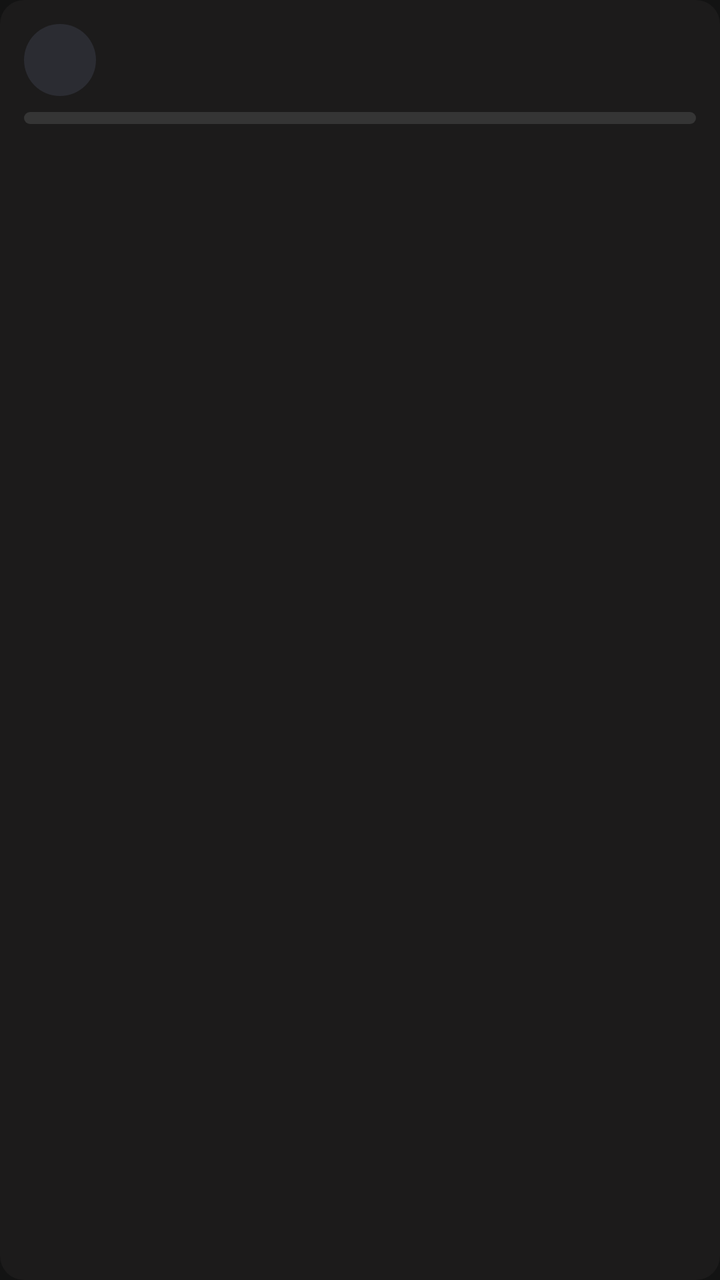
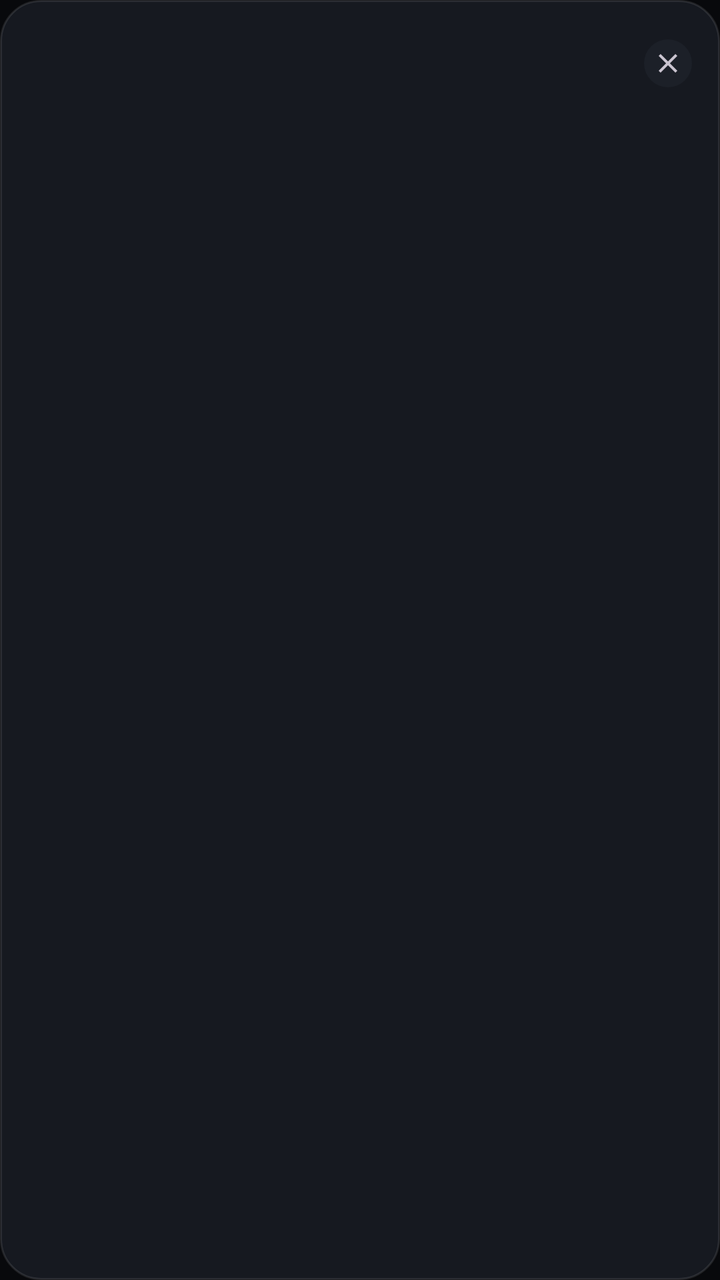

An Android layout rendered at two revisions. The XML below is the earlier revision; the diff shows what the commit changed to produce the second picture.
<!-- AndroidManifest.xml: application theme Theme.HideRecents -->
<!-- res/layout/item_transfer_task.xml -->
<?xml version="1.0" encoding="utf-8"?>
<LinearLayout xmlns:android="http://schemas.android.com/apk/res/android"
    xmlns:app="http://schemas.android.com/apk/res-auto"
    android:layout_width="match_parent"
    android:layout_height="wrap_content"
    android:orientation="vertical"
    android:padding="12dp"
    android:layout_marginBottom="8dp"
    android:background="@drawable/bg_task_card">

    <LinearLayout
        android:layout_width="match_parent"
        android:layout_height="wrap_content"
        android:orientation="horizontal"
        android:gravity="center_vertical">

        <FrameLayout
            android:layout_width="36dp"
            android:layout_height="36dp"
            android:layout_marginEnd="12dp">

            <ImageView
                android:id="@+id/ivTaskIcon"
                android:layout_width="36dp"
                android:layout_height="36dp"
                android:padding="8dp"
                android:background="@drawable/bg_tool_icon_primary"
                app:tint="@color/primary" />
        </FrameLayout>

        <LinearLayout
            android:layout_width="0dp"
            android:layout_height="wrap_content"
            android:layout_weight="1"
            android:orientation="vertical">

            <TextView
                android:id="@+id/tvTaskName"
                android:layout_width="wrap_content"
                android:layout_height="wrap_content"
                android:textSize="14sp"
                android:textColor="@color/on_surface"
                android:maxLines="1"
                android:ellipsize="end" />

            <TextView
                android:id="@+id/tvTaskTarget"
                android:layout_width="wrap_content"
                android:layout_height="wrap_content"
                android:textSize="10sp"
                android:textColor="@color/on_surface_variant"
                android:layout_marginTop="2dp" />
        </LinearLayout>

        <TextView
            android:id="@+id/tvTaskSpeed"
            android:layout_width="wrap_content"
            android:layout_height="wrap_content"
            android:textSize="11sp"
            android:textColor="@color/primary"
            android:textStyle="bold" />
    </LinearLayout>

    <LinearLayout
        android:id="@+id/progressContainer"
        android:layout_width="match_parent"
        android:layout_height="wrap_content"
        android:orientation="vertical"
        android:layout_marginTop="8dp">

        <FrameLayout
            android:layout_width="match_parent"
            android:layout_height="6dp">

            <View
                android:layout_width="match_parent"
                android:layout_height="6dp"
                android:background="@drawable/bg_progress_track" />

            <View
                android:id="@+id/progressBar"
                android:layout_width="0dp"
                android:layout_height="6dp"
                android:background="@drawable/bg_progress_fill" />
        </FrameLayout>

        <LinearLayout
            android:layout_width="match_parent"
            android:layout_height="wrap_content"
            android:orientation="horizontal"
            android:layout_marginTop="4dp">

            <TextView
                android:id="@+id/tvProgressSize"
                android:layout_width="0dp"
                android:layout_height="wrap_content"
                android:layout_weight="1"
                android:textSize="10sp"
                android:textColor="@color/on_surface_variant" />

            <TextView
                android:id="@+id/tvProgressTime"
                android:layout_width="wrap_content"
                android:layout_height="wrap_content"
                android:textSize="10sp"
                android:textColor="@color/on_surface_variant" />
        </LinearLayout>
    </LinearLayout>
</LinearLayout>
<!-- resources referenced by this layout -->
<resources>
  <color name="on_surface">#FFE5E2E1</color>
  <color name="on_surface_variant">#FFC2C6D7</color>
  <color name="primary">#FFB0C6FF</color>
  <!-- drawable bg_progress_fill (drawable) -->
  <?xml version="1.0" encoding="utf-8"?>
  <shape xmlns:android="http://schemas.android.com/apk/res/android"
      android:shape="rectangle">
      <gradient
          android:startColor="#B0C6FF"
          android:endColor="#558DFF"
          android:angle="0" />
      <corners android:radius="3dp" />
  </shape>
  <!-- drawable bg_progress_track (drawable) -->
  <?xml version="1.0" encoding="utf-8"?>
  <shape xmlns:android="http://schemas.android.com/apk/res/android"
      android:shape="rectangle">
      <solid android:color="@color/surface_container_highest" />
      <corners android:radius="3dp" />
  </shape>
  <!-- drawable bg_task_card (drawable) -->
  <?xml version="1.0" encoding="utf-8"?>
  <shape xmlns:android="http://schemas.android.com/apk/res/android"
      android:shape="rectangle">
      <solid android:color="@color/surface_container_low" />
      <corners android:radius="12dp" />
  </shape>
  <!-- drawable bg_tool_icon_primary (drawable) -->
  <?xml version="1.0" encoding="utf-8"?>
  <shape xmlns:android="http://schemas.android.com/apk/res/android">
      <solid android:color="#1AB0C6FF" />
      <corners android:radius="24dp" />
  </shape>
  <style name="Theme.HideRecents" parent="Theme.Material3.Dark.NoActionBar">
          <item name="colorPrimary">@color/primary</item>
          <item name="colorOnPrimary">@color/on_primary</item>
          <item name="colorPrimaryContainer">@color/primary_container</item>
          <item name="colorOnPrimaryContainer">@color/on_surface</item>
          <item name="colorSecondary">@color/secondary</item>
          <item name="colorOnSecondary">@color/on_secondary</item>
          <item name="colorSecondaryContainer">@color/secondary_container</item>
          <item name="colorOnSecondaryContainer">@color/on_secondary_container</item>
          <item name="android:colorBackground">@color/background</item>
          <item name="colorOnBackground">@color/on_surface</item>
          <item name="colorSurface">@color/surface</item>
          <item name="colorOnSurface">@color/on_surface</item>
          <item name="colorSurfaceVariant">@color/surface_variant</item>
          <item name="colorOnSurfaceVariant">@color/on_surface_variant</item>
          <item name="colorError">@color/error</item>
          <item name="colorOnError">@color/on_error</item>
          <item name="android:statusBarColor">@color/background</item>
          <item name="android:navigationBarColor">@color/background</item>
          <item name="android:windowLightStatusBar">false</item>
      </style>
  <color name="surface_container_highest">#FF353535</color>
  <color name="surface_container_low">#FF1C1B1B</color>
  <color name="on_primary">#FF002D6E</color>
  <color name="primary_container">#FF558DFF</color>
  <color name="secondary">#FFBDF4FF</color>
  <color name="on_secondary">#FF00363D</color>
  <color name="secondary_container">#FF00E3FD</color>
  <color name="on_secondary_container">#FF00616D</color>
  <color name="background">#FF131313</color>
  <color name="surface">#FF131313</color>
  <color name="surface_variant">#FF353535</color>
  <color name="error">#FFFFB4AB</color>
  <!-- unchanged entries left out for length: 1 -->
</resources>

<!-- the commit's change to res/layout/item_transfer_task.xml (unified diff, before → after) -->
@@ -1,109 +1,45 @@
 <?xml version="1.0" encoding="utf-8"?>
 <LinearLayout xmlns:android="http://schemas.android.com/apk/res/android"
-    xmlns:app="http://schemas.android.com/apk/res-auto"
     android:layout_width="match_parent"
     android:layout_height="wrap_content"
     android:orientation="vertical"
-    android:padding="12dp"
-    android:layout_marginBottom="8dp"
-    android:background="@drawable/bg_task_card">
+    android:background="@drawable/bg_glass_card"
+    android:padding="14dp"
+    android:layout_marginVertical="4dp">
 
-    <LinearLayout
-        android:layout_width="match_parent"
-        android:layout_height="wrap_content"
-        android:orientation="horizontal"
-        android:gravity="center_vertical">
-
-        <FrameLayout
-            android:layout_width="36dp"
-            android:layout_height="36dp"
-            android:layout_marginEnd="12dp">
-
-            <ImageView
-                android:id="@+id/ivTaskIcon"
-                android:layout_width="36dp"
-                android:layout_height="36dp"
-                android:padding="8dp"
-                android:background="@drawable/bg_tool_icon_primary"
-                app:tint="@color/primary" />
-        </FrameLayout>
-
-        <LinearLayout
-            android:layout_width="0dp"
-            android:layout_height="wrap_content"
-            android:layout_weight="1"
-            android:orientation="vertical">
-
-            <TextView
-                android:id="@+id/tvTaskName"
-                android:layout_width="wrap_content"
-                android:layout_height="wrap_content"
-                android:textSize="14sp"
-                android:textColor="@color/on_surface"
-                android:maxLines="1"
-                android:ellipsize="end" />
-
-            <TextView
-                android:id="@+id/tvTaskTarget"
-                android:layout_width="wrap_content"
-                android:layout_height="wrap_content"
-                android:textSize="10sp"
-                android:textColor="@color/on_surface_variant"
-                android:layout_marginTop="2dp" />
+    <LinearLayout android:layout_width="match_parent" android:layout_height="wrap_content"
+        android:orientation="horizontal" android:gravity="center_vertical">
+        <ImageView android:id="@+id/ivTaskIcon" android:layout_width="28dp" android:layout_height="28dp"
+            android:layout_marginEnd="10dp" />
+        <LinearLayout android:layout_width="0dp" android:layout_height="wrap_content"
+            android:layout_weight="1" android:orientation="vertical">
+            <TextView android:id="@+id/tvTaskName" android:layout_width="wrap_content" android:layout_height="wrap_content"
+                android:textSize="14sp" android:textColor="@color/on_surface" android:maxLines="1" android:ellipsize="end" />
+            <TextView android:id="@+id/tvTaskTarget" android:layout_width="wrap_content" android:layout_height="wrap_content"
+                android:textSize="11sp" android:textColor="@color/on_surface_variant" android:layout_marginTop="2dp" />
         </LinearLayout>
-
-        <TextView
-            android:id="@+id/tvTaskSpeed"
-            android:layout_width="wrap_content"
-            android:layout_height="wrap_content"
-            android:textSize="11sp"
-            android:textColor="@color/primary"
-            android:textStyle="bold" />
+        <TextView android:id="@+id/tvTaskSpeed" android:layout_width="wrap_content" android:layout_height="wrap_content"
+            android:textSize="11sp" android:textColor="@color/primary" android:layout_marginEnd="8dp" />
+        <ImageView android:id="@+id/btnRemove" android:layout_width="24dp" android:layout_height="24dp"
+            android:src="@drawable/ic_close" android:padding="4dp" android:background="@drawable/bg_icon_circle"
+            android:contentDescription="remove" />
     </LinearLayout>
 
-    <LinearLayout
-        android:id="@+id/progressContainer"
-        android:layout_width="match_parent"
-        android:layout_height="wrap_content"
-        android:orientation="vertical"
-        android:layout_marginTop="8dp">
-
-        <FrameLayout
-            android:layout_width="match_parent"
-            android:layout_height="6dp">
-
-            <View
-                android:layout_width="match_parent"
-                android:layout_height="6dp"
-                android:background="@drawable/bg_progress_track" />
-
-            <View
-                android:id="@+id/progressBar"
-                android:layout_width="0dp"
-                android:layout_height="6dp"
-                android:background="@drawable/bg_progress_fill" />
-        </FrameLayout>
-
-        <LinearLayout
-            android:layout_width="match_parent"
-            android:layout_height="wrap_content"
-            android:orientation="horizontal"
-            android:layout_marginTop="4dp">
-
-            <TextView
-                android:id="@+id/tvProgressSize"
-                android:layout_width="0dp"
-                android:layout_height="wrap_content"
-                android:layout_weight="1"
-                android:textSize="10sp"
-                android:textColor="@color/on_surface_variant" />
-
-            <TextView
-                android:id="@+id/tvProgressTime"
-                android:layout_width="wrap_content"
-                android:layout_height="wrap_content"
-                android:textSize="10sp"
-                android:textColor="@color/on_surface_variant" />
+    <LinearLayout android:id="@+id/progressContainer"
+        android:layout_width="match_parent" android:layout_height="wrap_content"
+        android:orientation="vertical" android:layout_marginTop="8dp" android:visibility="gone">
+        <ProgressBar android:id="@+id/progressBar" style="?android:attr/progressBarStyleHorizontal"
+            android:layout_width="match_parent" android:layout_height="4dp"
+            android:max="100" android:progress="0" android:progressDrawable="@drawable/bg_progress_bar" />
+        <LinearLayout android:layout_width="match_parent" android:layout_height="wrap_content"
+            android:orientation="horizontal" android:layout_marginTop="4dp">
+            <TextView android:id="@+id/tvProgressSize" android:layout_width="0dp" android:layout_height="wrap_content"
+                android:layout_weight="1" android:textSize="11sp" android:textColor="@color/on_surface_variant" />
+            <TextView android:id="@+id/tvProgressTime" android:layout_width="wrap_content" android:layout_height="wrap_content"
+                android:textSize="11sp" android:textColor="@color/on_surface_variant" />
         </LinearLayout>
     </LinearLayout>
+
+    <TextView android:id="@+id/tvTaskInfo" android:layout_width="wrap_content" android:layout_height="wrap_content"
+        android:textSize="11sp" android:textColor="@color/on_surface_variant" android:layout_marginTop="4dp" />
 </LinearLayout>
<!-- resource entries referenced after the edit -->
@@ -1,43 +1,64 @@
 <!-- resources referenced by this layout -->
 <resources>
-  <color name="on_surface">#FFE5E2E1</color>
-  <color name="on_surface_variant">#FFC2C6D7</color>
-  <color name="primary">#FFB0C6FF</color>
-  <!-- drawable bg_progress_fill (drawable) -->
+  <color name="on_surface">#FFEAEDF3</color>
+  <color name="on_surface_variant">#FF9CA3B4</color>
+  <color name="primary">#FF6C9CFF</color>
+  <!-- drawable bg_glass_card (drawable) -->
   <?xml version="1.0" encoding="utf-8"?>
   <shape xmlns:android="http://schemas.android.com/apk/res/android"
       android:shape="rectangle">
-      <gradient
-          android:startColor="#B0C6FF"
-          android:endColor="#558DFF"
-          android:angle="0" />
-      <corners android:radius="3dp" />
+      <solid android:color="@color/surface_container" />
+      <corners android:radius="20dp" />
+      <stroke
+          android:width="1dp"
+          android:color="@color/glass_border" />
   </shape>
-  <!-- drawable bg_progress_track (drawable) -->
+  <!-- drawable bg_icon_circle (drawable) -->
   <?xml version="1.0" encoding="utf-8"?>
   <shape xmlns:android="http://schemas.android.com/apk/res/android"
-      android:shape="rectangle">
-      <solid android:color="@color/surface_container_highest" />
-      <corners android:radius="3dp" />
+      android:shape="oval">
+      <solid android:color="@color/surface_container_high" />
+      <size
+          android:width="40dp"
+          android:height="40dp" />
   </shape>
-  <!-- drawable bg_task_card (drawable) -->
+  <!-- drawable bg_progress_bar (drawable) -->
   <?xml version="1.0" encoding="utf-8"?>
-  <shape xmlns:android="http://schemas.android.com/apk/res/android"
-      android:shape="rectangle">
-      <solid android:color="@color/surface_container_low" />
-      <corners android:radius="12dp" />
-  </shape>
-  <!-- drawable bg_tool_icon_primary (drawable) -->
-  <?xml version="1.0" encoding="utf-8"?>
-  <shape xmlns:android="http://schemas.android.com/apk/res/android">
-      <solid android:color="#1AB0C6FF" />
-      <corners android:radius="24dp" />
-  </shape>
+  <layer-list xmlns:android="http://schemas.android.com/apk/res/android">
+      <item android:id="@android:id/background">
+          <shape android:shape="rectangle">
+              <solid android:color="@color/surface_container_highest" />
+              <corners android:radius="100dp" />
+          </shape>
+      </item>
+      <item android:id="@android:id/progress">
+          <clip>
+              <shape android:shape="rectangle">
+                  <gradient
+                      android:startColor="@color/gradient_start"
+                      android:endColor="@color/gradient_end"
+                      android:angle="0" />
+                  <corners android:radius="100dp" />
+              </shape>
+          </clip>
+      </item>
+  </layer-list>
+  <!-- drawable ic_close (drawable) -->
+  <vector xmlns:android="http://schemas.android.com/apk/res/android"
+      android:width="24dp"
+      android:height="24dp"
+      android:viewportWidth="24"
+      android:viewportHeight="24"
+      android:tint="?attr/colorControlNormal">
+      <path
+          android:fillColor="@android:color/white"
+          android:pathData="M19,6.41L17.59,5 12,10.59 6.41,5 5,6.41 10.59,12 5,17.59 6.41,19 12,13.41 17.59,19 19,17.59 13.41,12z"/>
+  </vector>
   <style name="Theme.HideRecents" parent="Theme.Material3.Dark.NoActionBar">
           <item name="colorPrimary">@color/primary</item>
           <item name="colorOnPrimary">@color/on_primary</item>
           <item name="colorPrimaryContainer">@color/primary_container</item>
-          <item name="colorOnPrimaryContainer">@color/on_surface</item>
+          <item name="colorOnPrimaryContainer">@color/on_primary_container</item>
           <item name="colorSecondary">@color/secondary</item>
           <item name="colorOnSecondary">@color/on_secondary</item>
           <item name="colorSecondaryContainer">@color/secondary_container</item>
@@ -54,18 +75,23 @@
           <item name="android:navigationBarColor">@color/background</item>
           <item name="android:windowLightStatusBar">false</item>
       </style>
-  <color name="surface_container_highest">#FF353535</color>
-  <color name="surface_container_low">#FF1C1B1B</color>
-  <color name="on_primary">#FF002D6E</color>
-  <color name="primary_container">#FF558DFF</color>
-  <color name="secondary">#FFBDF4FF</color>
-  <color name="on_secondary">#FF00363D</color>
-  <color name="secondary_container">#FF00E3FD</color>
-  <color name="on_secondary_container">#FF00616D</color>
-  <color name="background">#FF131313</color>
-  <color name="surface">#FF131313</color>
-  <color name="surface_variant">#FF353535</color>
-  <color name="error">#FFFFB4AB</color>
+  <color name="surface_container">#FF161920</color>
+  <color name="glass_border">#1AFFFFFF</color>
+  <color name="surface_container_high">#FF1C2028</color>
+  <color name="surface_container_highest">#FF242830</color>
+  <color name="gradient_start">#FF4A7AFF</color>
+  <color name="gradient_end">#FF8B5CF6</color>
+  <color name="on_primary">#FF002E6B</color>
+  <color name="primary_container">#FF1A4A8A</color>
+  <color name="on_primary_container">#FFA8CBFF</color>
+  <color name="secondary">#FF4DD8D0</color>
+  <color name="on_secondary">#FF003735</color>
+  <color name="secondary_container">#FF1A4F4C</color>
+  <color name="on_secondary_container">#FF7FF5EC</color>
+  <color name="background">#FF08090C</color>
+  <color name="surface">#FF08090C</color>
+  <color name="surface_variant">#FF242830</color>
+  <color name="error">#FFFF6B6B</color>
   <!-- unchanged entries left out for length: 1 -->
 </resources>
 
